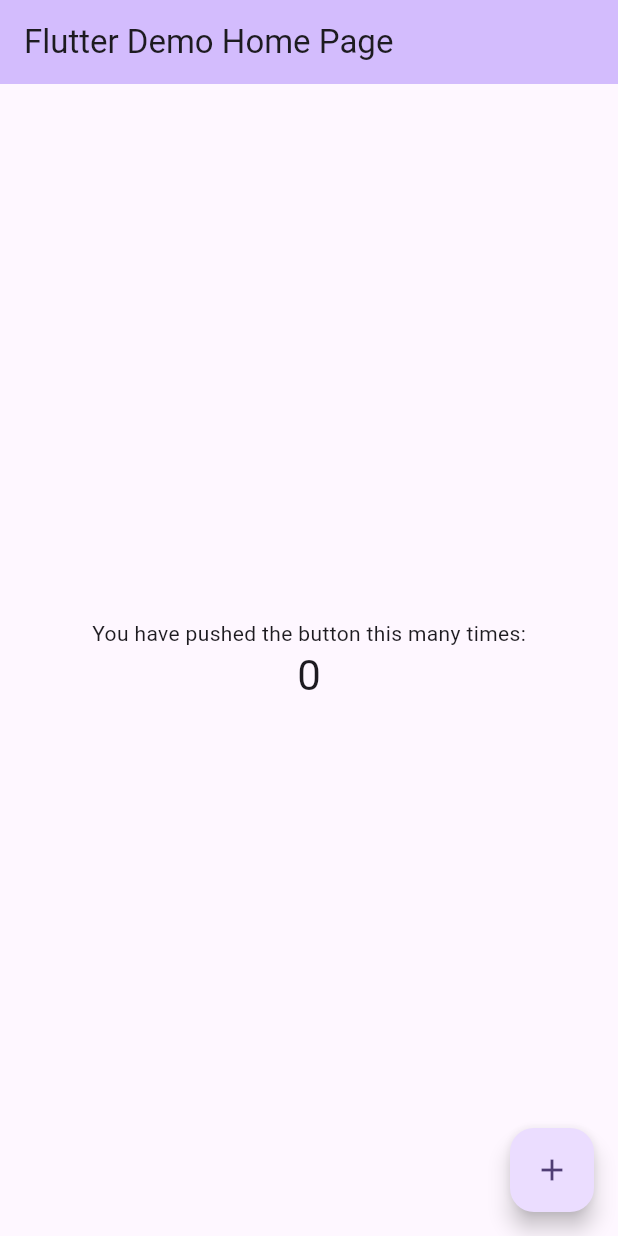
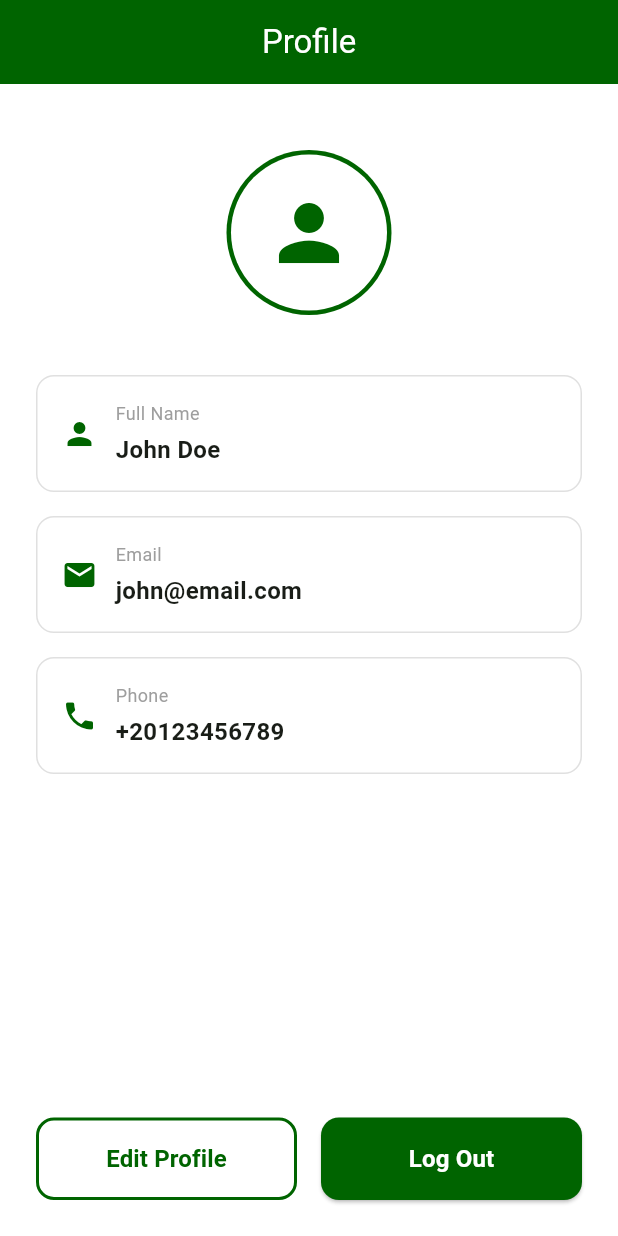
Before and after one commit to Abdelrahmanhani13/foodapp, a Flutter app: the screen it shows after launch, on a phone screen of 412 x 824 dp. Run offline on Flutter 3.47's test engine with Material 3 defaults, Android fonts, the phone set to English and light mode, and no system bars.

```diff
--- /dev/null
+++ b/lib/features/auth/presentation/views/profile_view.dart
@@ -0,0 +1,107 @@
+import 'package:flutter/material.dart';
+import 'package:foodapp/core/utils/app_colors.dart';
+import 'package:foodapp/core/utils/text_style.dart';
+import 'package:foodapp/features/auth/presentation/widgets/custom_user_data.dart';
+
+class ProfileView extends StatelessWidget {
+  const ProfileView({super.key});
+
+  @override
+  Widget build(BuildContext context) {
+    return Scaffold(
+      backgroundColor: Colors.white,
+      appBar: AppBar(
+        backgroundColor: AppColors.primary,
+        title: const Text("Profile", style: TextStyle(color: Colors.white)),
+        centerTitle: true,
+        iconTheme: const IconThemeData(color: Colors.white),
+      ),
+      body: SafeArea(
+        child: Padding(
+          padding: const EdgeInsets.all(24),
+          child: Column(
+            children: [
+              const SizedBox(height: 20),
+
+              /// PROFILE IMAGE
+              Center(
+                child: CircleAvatar(
+                  radius: 55,
+                  backgroundColor: AppColors.primary,
+                  child: const CircleAvatar(
+                    radius: 52,
+                    backgroundColor: Colors.white,
+                    child: Icon(
+                      Icons.person,
+                      size: 60,
+                      color: AppColors.primary,
+                    ),
+                  ),
+                ),
+              ),
+
+              const SizedBox(height: 40),
+
+              /// DATA (READ ONLY)
+              buildInfoTile(Icons.person, "Full Name", "John Doe"),
+              buildInfoTile(Icons.email, "Email", "john@email.com"),
+              buildInfoTile(Icons.phone, "Phone", "+20123456789"),
+
+              const Spacer(),
+
+              /// BUTTONS
+              Row(
+                children: [
+                  /// EDIT BUTTON ✅
+                  Expanded(
+                    child: OutlinedButton(
+                      onPressed: () {},
+                      style: OutlinedButton.styleFrom(
+                        side: const BorderSide(
+                          color: AppColors.primary,
+                          width: 2,
+                        ),
+                        padding: const EdgeInsets.symmetric(vertical: 16),
+                        shape: RoundedRectangleBorder(
+                          borderRadius: BorderRadius.circular(12),
+                        ),
+                      ),
+                      child: Text(
+                        "Edit Profile",
+                        style: TextStyles.bold16.copyWith(
+                          color: AppColors.primary,
+                        ),
+                      ),
+                    ),
+                  ),
+
+                  const SizedBox(width: 16),
+
+                  /// LOGOUT BUTTON ✅
+                  Expanded(
+                    child: ElevatedButton(
+                      onPressed: () {
+                        print("Logout");
+                      },
+                      style: ElevatedButton.styleFrom(
+                        backgroundColor: AppColors.primary,
+                        padding: const EdgeInsets.symmetric(vertical: 16),
+                        shape: RoundedRectangleBorder(
+                          borderRadius: BorderRadius.circular(12),
+                        ),
+                      ),
+                      child: Text(
+                        "Log Out",
+                        style: TextStyles.bold16.copyWith(color: Colors.white),
+                      ),
+                    ),
+                  ),
+                ],
+              ),
+            ],
+          ),
+        ),
+      ),
+    );
+  }
+}
--- /dev/null
+++ b/lib/features/auth/presentation/widgets/custom_user_data.dart
@@ -0,0 +1,32 @@
+import 'package:flutter/material.dart';
+
+Widget buildInfoTile(IconData icon, String title, String value) {
+  return Container(
+    margin: const EdgeInsets.only(bottom: 16),
+    padding: const EdgeInsets.all(16),
+    decoration: BoxDecoration(
+      borderRadius: BorderRadius.circular(12),
+      border: Border.all(color: Colors.grey.shade300),
+    ),
+    child: Row(
+      children: [
+        Icon(icon, color: const Color(0xFF006400)),
+        const SizedBox(width: 12),
+        Column(
+          crossAxisAlignment: CrossAxisAlignment.start,
+          children: [
+            Text(
+              title,
+              style: const TextStyle(fontSize: 12, color: Colors.grey),
+            ),
+            const SizedBox(height: 4),
+            Text(
+              value,
+              style: const TextStyle(fontSize: 16, fontWeight: FontWeight.bold),
+            ),
+          ],
+        ),
+      ],
+    ),
+  );
+}
--- a/lib/main.dart
+++ b/lib/main.dart
@@ -1,4 +1,7 @@
 import 'package:flutter/material.dart';
+import 'package:foodapp/core/utils/app_colors.dart';
+import 'package:foodapp/features/auth/presentation/views/login_view.dart';
+import 'package:foodapp/features/auth/presentation/views/profile_view.dart';
 
 void main() {
   runApp(const MyApp());
@@ -11,112 +14,18 @@ class MyApp extends StatelessWidget {
   @override
   Widget build(BuildContext context) {
     return MaterialApp(
-      title: 'Flutter Demo',
+      debugShowCheckedModeBanner: false,
       theme: ThemeData(
-        // This is the theme of your application.
-        //
-        // TRY THIS: Try running your application with "flutter run". You'll see
-        // the application has a purple toolbar. Then, without quitting the app,
-        // try changing the seedColor in the colorScheme below to Colors.green
-        // and then invoke "hot reload" (save your changes or press the "hot
-        // reload" button in a Flutter-supported IDE, or press "r" if you used
-        // the command line to start the app).
-        //
-        // Notice that the counter didn't reset back to zero; the application
-        // state is not lost during the reload. To reset the state, use hot
-        // restart instead.
-        //
-        // This works for code too, not just values: Most code changes can be
-        // tested with just a hot reload.
-        colorScheme: ColorScheme.fromSeed(seedColor: Colors.deepPurple),
+        primaryColor: AppColors.primary,
+        colorScheme: ColorScheme.fromSeed(
+          seedColor: AppColors.primary,
+          brightness: Brightness.light,
+        ),
+        scaffoldBackgroundColor: AppColors.background,
+        useMaterial3: true,
       ),
-      home: const MyHomePage(title: 'Flutter Demo Home Page'),
+      title: 'Food App',
+      home: ProfileView(),
     );
   }
 }
-
-class MyHomePage extends StatefulWidget {
-  const MyHomePage({super.key, required this.title});
-
-  // This widget is the home page of your application. It is stateful, meaning
-  // that it has a State object (defined below) that contains fields that affect
-  // how it looks.
-
-  // This class is the configuration for the state. It holds the values (in this
-  // case the title) provided by the parent (in this case the App widget) and
-  // used by the build method of the State. Fields in a Widget subclass are
-  // always marked "final".
-
-  final String title;
-
-  @override
-  State<MyHomePage> createState() => _MyHomePageState();
-}
-
-class _MyHomePageState extends State<MyHomePage> {
-  int _counter = 0;
-
-  void _incrementCounter() {
-    setState(() {
-      // This call to setState tells the Flutter framework that something has
-      // changed in this State, which causes it to rerun the build method below
-      // so that the display can reflect the updated values. If we changed
-      // _counter without calling setState(), then the build method would not be
-      // called again, and so nothing would appear to happen.
-      _counter++;
-    });
-  }
-
-  @override
-  Widget build(BuildContext context) {
-    // This method is rerun every time setState is called, for instance as done
-    // by the _incrementCounter method above.
-    //
-    // The Flutter framework has been optimized to make rerunning build methods
-    // fast, so that you can just rebuild anything that needs updating rather
-    // than having to individually change instances of widgets.
-    return Scaffold(
-      appBar: AppBar(
-        // TRY THIS: Try changing the color here to a specific color (to
-        // Colors.amber, perhaps?) and trigger a hot reload to see the AppBar
-        // change color while the other colors stay the same.
-        backgroundColor: Theme.of(context).colorScheme.inversePrimary,
-        // Here we take the value from the MyHomePage object that was created by
-        // the App.build method, and use it to set our appbar title.
-        title: Text(widget.title),
-      ),
-      body: Center(
-        // Center is a layout widget. It takes a single child and positions it
-        // in the middle of the parent.
-        child: Column(
-          // Column is also a layout widget. It takes a list of children and
-          // arranges them vertically. By default, it sizes itself to fit its
-          // children horizontally, and tries to be as tall as its parent.
-          //
-          // Column has various properties to control how it sizes itself and
-          // how it positions its children. Here we use mainAxisAlignment to
-          // center the children vertically; the main axis here is the vertical
-          // axis because Columns are vertical (the cross axis would be
-          // horizontal).
-          //
-          // TRY THIS: Invoke "debug painting" (choose the "Toggle Debug Paint"
-          // action in the IDE, or press "p" in the console), to see the
-          // wireframe for each widget.
-          mainAxisAlignment: MainAxisAlignment.center,
-          children: <Widget>[
-            const Text('You have pushed the button this many times:'),
-            Text(
-              '$_counter',
-              style: Theme.of(context).textTheme.headlineMedium,
-            ),
-          ],
-        ),
-      ),
-      floatingActionButton: FloatingActionButton(
-        onPressed: _incrementCounter,
-        tooltip: 'Increment',
-        child: const Icon(Icons.add),
-      ), // This trailing comma makes auto-formatting nicer for build methods.
-    );
-  }
-}
```
Also changed, not shown: lib/features/auth/presentation/views/edit_user_data.dart (added, +103 -0 lines), lib/features/auth/presentation/views/signup_view.dart (added, +220 -0 lines).
